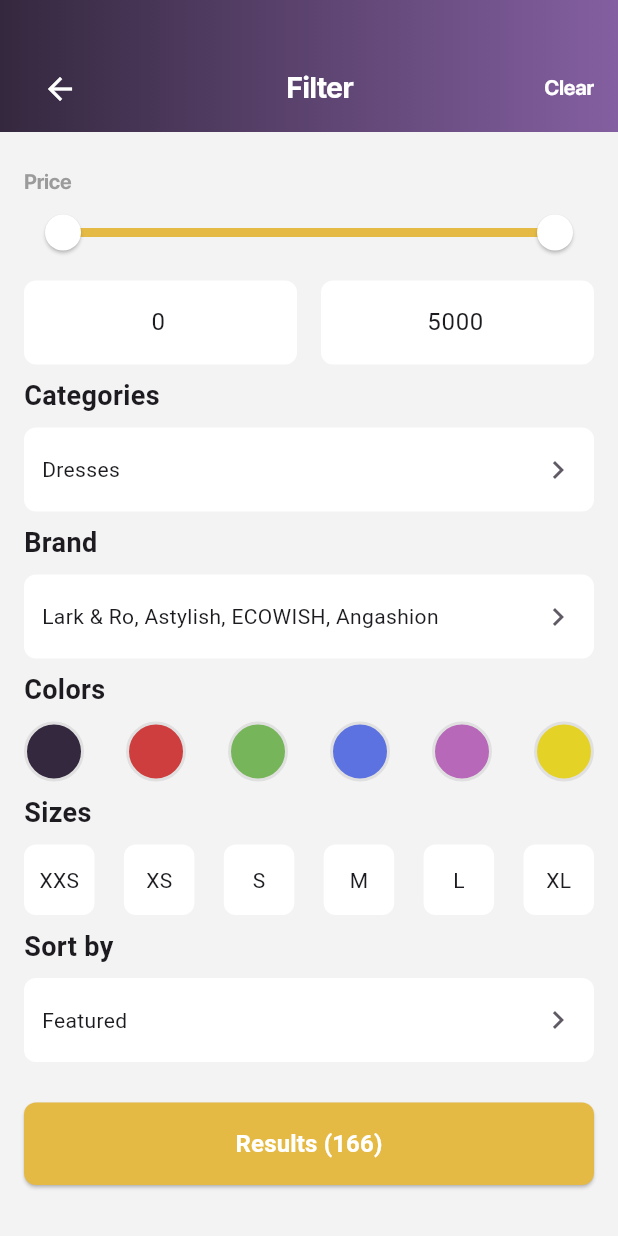
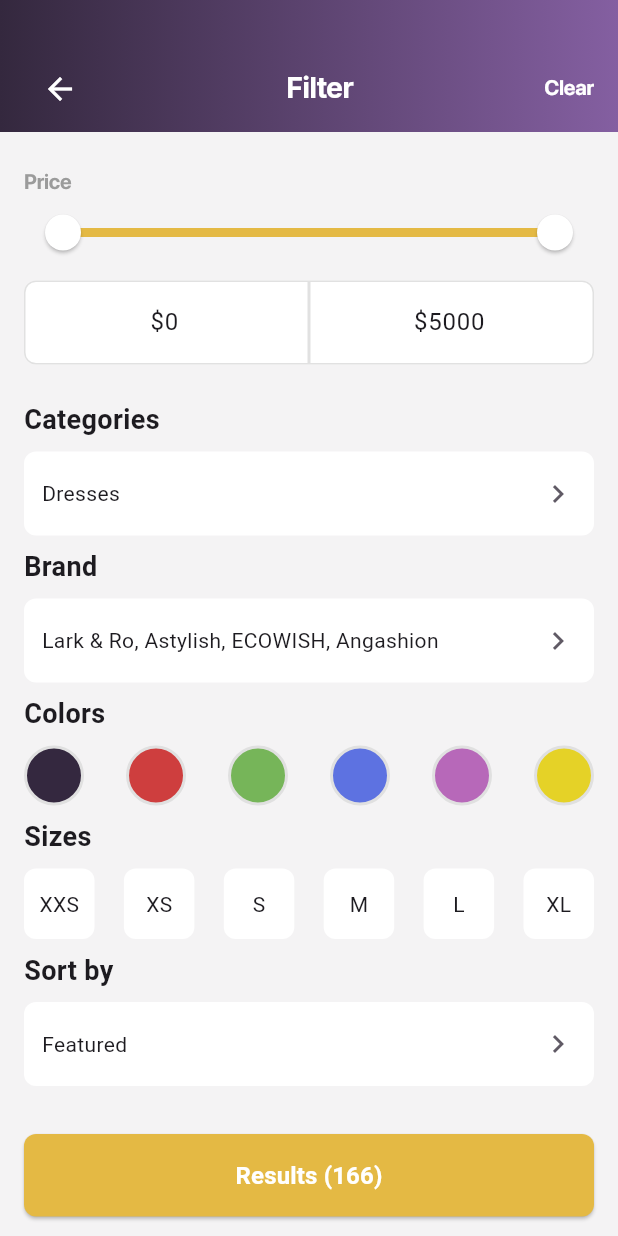
Before and after one commit to DenisGrudin1n/Ecommerce-App, a Flutter app: the screen it shows after launch, on a phone screen of 412 x 824 dp. Run offline on Flutter 3.47's test engine with Material 3 defaults, Android fonts, the phone set to English and light mode, and no system bars; our stand-ins replace auto_route, bloc, cloud_firestore, country_picker, equatable, firebase_auth and 8 more; accounts and stored records are empty; generated files the repository leaves out were written again.

Commit message:
upd: some small ui changes in price section

```diff
--- a/lib/src/features/home/presentation/pages/filter_page/filter_page.dart
+++ b/lib/src/features/home/presentation/pages/filter_page/filter_page.dart
@@ -21,17 +21,12 @@ class _FilterPageState extends State<FilterPage> {
       create: (context) => FilterBloc(),
       child: Scaffold(
         backgroundColor: AppColors.lightBackgroundColor,
-        body: LayoutBuilder(
-          builder: (context, constraints) {
-            // Calculate available height excluding the app bar
-            final availableHeight = constraints.maxHeight - kToolbarHeight;
-
-            return Column(
+        body: ListView(
+          padding: EdgeInsets.zero,
           children: [
             const FilterAppbar(), // Fixed Appbar
             // Body
-                Expanded(
-                  child: Padding(
+            Padding(
               padding: const EdgeInsets.only(
                 left: 16,
                 right: 16,
@@ -43,7 +38,7 @@ class _FilterPageState extends State<FilterPage> {
                 children: [
                   // PriceSection widget
                   const PriceSection(),
-                        const SizedBox(height: 8),
+                  const SizedBox(height: 24),
 
                   // Categories
                   _buildDropdown(context, 'Categories', 'Dresses'),
@@ -104,8 +99,7 @@ class _FilterPageState extends State<FilterPage> {
                   _buildDropdown(context, 'Sort by', 'Featured'),
 
                   // Adjust the spacing
-                        const SizedBox(height: 8),
-                        if (availableHeight > 0) const Spacer(),
+                  const SizedBox(height: 32),
 
                   // Results button
                   SizedBox(
@@ -132,10 +126,7 @@ class _FilterPageState extends State<FilterPage> {
                 ],
               ),
             ),
-                ),
           ],
-            );
-          },
         ),
       ),
     );
--- a/lib/src/features/home/presentation/pages/filter_page/widgets/price_section.dart
+++ b/lib/src/features/home/presentation/pages/filter_page/widgets/price_section.dart
@@ -20,10 +20,10 @@ class _PriceSectionState extends State<PriceSection> {
     super.initState();
     final filterBloc = context.read<FilterBloc>();
     minPriceController = TextEditingController(
-      text: filterBloc.state.minValue.toStringAsFixed(0),
+      text: '\$${filterBloc.state.minValue.toStringAsFixed(0)}',
     );
     maxPriceController = TextEditingController(
-      text: filterBloc.state.maxValue.toStringAsFixed(0),
+      text: '\$${filterBloc.state.maxValue.toStringAsFixed(0)}',
     );
   }
 
@@ -38,8 +38,8 @@ class _PriceSectionState extends State<PriceSection> {
   Widget build(BuildContext context) {
     return BlocConsumer<FilterBloc, FilterState>(
       listener: (context, state) {
-        minPriceController.text = state.minValue.toStringAsFixed(0);
-        maxPriceController.text = state.maxValue.toStringAsFixed(0);
+        minPriceController.text = '\$${state.minValue.toStringAsFixed(0)}';
+        maxPriceController.text = '\$${state.maxValue.toStringAsFixed(0)}';
       },
       builder: (context, state) {
         return Column(
@@ -89,7 +89,7 @@ class _PriceSectionState extends State<PriceSection> {
               mainAxisAlignment: MainAxisAlignment.spaceBetween,
               children: [
                 // Minimum price input
-                _buildPriceInputField(
+                _buildLeftPriceInputField(
                   controller: minPriceController,
                   onChanged: (newValue) {
                     final minValue = double.tryParse(newValue) ?? 0;
@@ -99,10 +99,8 @@ class _PriceSectionState extends State<PriceSection> {
                   },
                 ),
 
-                const SizedBox(width: 16),
-
                 // Maximum price input
-                _buildPriceInputField(
+                _buildRightPriceInputField(
                   controller: maxPriceController,
                   onChanged: (newValue) {
                     final maxValue = double.tryParse(newValue) ?? 5000;
@@ -120,7 +118,7 @@ class _PriceSectionState extends State<PriceSection> {
   }
 
   // Function to build price input fields for min/max
-  Widget _buildPriceInputField({
+  Widget _buildLeftPriceInputField({
     required TextEditingController controller,
     required void Function(String) onChanged,
   }) {
@@ -128,12 +126,78 @@ class _PriceSectionState extends State<PriceSection> {
       child: TextFormField(
         controller: controller,
         keyboardType: TextInputType.number,
-        decoration: InputDecoration(
+        decoration: const InputDecoration(
           filled: true,
           fillColor: AppColors.whiteColor,
           border: OutlineInputBorder(
-            borderRadius: BorderRadius.circular(8),
-            borderSide: BorderSide.none,
+            borderRadius: BorderRadius.only(
+              bottomLeft: Radius.circular(8),
+              topLeft: Radius.circular(8),
+            ),
+            borderSide: BorderSide(
+              color: AppColors.lightGreyColor,
+            ),
+          ),
+          focusedBorder: OutlineInputBorder(
+            borderRadius: BorderRadius.only(
+              bottomLeft: Radius.circular(8),
+              topLeft: Radius.circular(8),
+            ),
+            borderSide: BorderSide(
+              color: AppColors.lightGreyColor,
+            ),
+          ),
+          enabledBorder: OutlineInputBorder(
+            borderRadius: BorderRadius.only(
+              bottomLeft: Radius.circular(8),
+              topLeft: Radius.circular(8),
+            ),
+            borderSide: BorderSide(
+              color: AppColors.lightGreyColor,
+            ),
+          ),
+        ),
+        textAlign: TextAlign.center,
+        onChanged: onChanged,
+      ),
+    );
+  }
+
+  Widget _buildRightPriceInputField({
+    required TextEditingController controller,
+    required void Function(String) onChanged,
+  }) {
+    return Expanded(
+      child: TextFormField(
+        controller: controller,
+        keyboardType: TextInputType.number,
+        decoration: const InputDecoration(
+          filled: true,
+          fillColor: AppColors.whiteColor,
+          border: OutlineInputBorder(
+            borderRadius: BorderRadius.only(
+              bottomRight: Radius.circular(8),
+              topRight: Radius.circular(8),
+            ),
+            borderSide: BorderSide(color: AppColors.lightGreyColor),
+          ),
+          focusedBorder: OutlineInputBorder(
+            borderRadius: BorderRadius.only(
+              bottomRight: Radius.circular(8),
+              topRight: Radius.circular(8),
+            ),
+            borderSide: BorderSide(
+              color: AppColors.lightGreyColor,
+            ),
+          ),
+          enabledBorder: OutlineInputBorder(
+            borderRadius: BorderRadius.only(
+              bottomRight: Radius.circular(8),
+              topRight: Radius.circular(8),
+            ),
+            borderSide: BorderSide(
+              color: AppColors.lightGreyColor,
+            ),
           ),
         ),
         textAlign: TextAlign.center,
```
Lines whose indentation alone changed are shown as unchanged.
